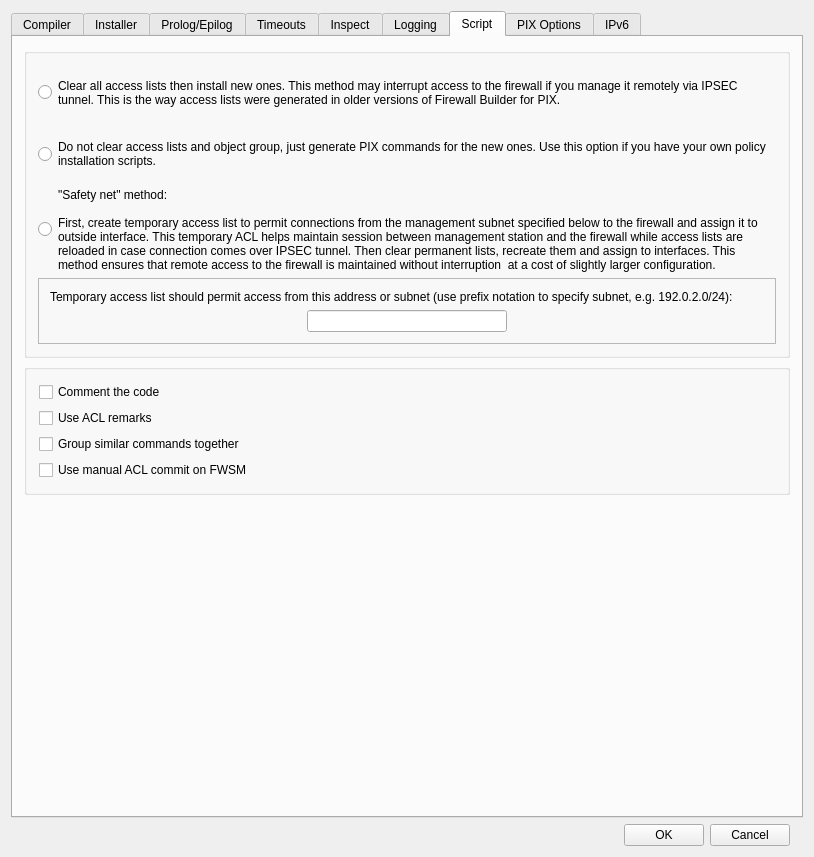
Before: the Qt Designer form src/gui/pixadvanceddialog_q.ui in fwbuilder/fwbuilder, drawn with Qt 5.
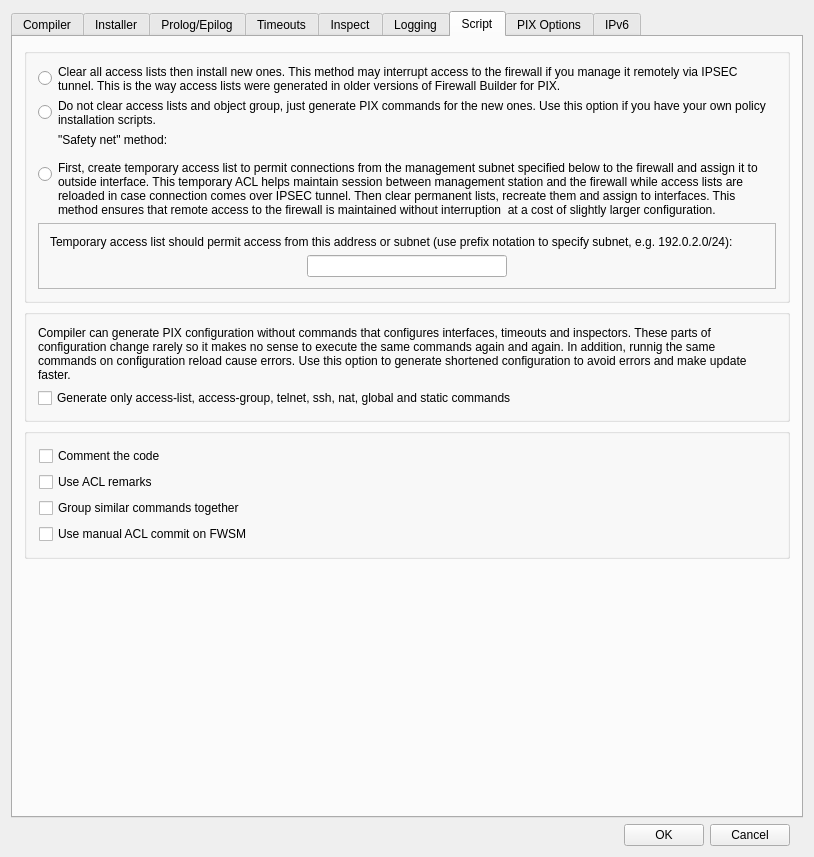
After: the same form once the commit is applied. The open tabs and pages were chosen to show the change.

Commit message: refs #1007, #1009 deprecate "install only acl, icmp, telnet, ssh, nat, global and static" option in installer options dialog; instead, add option to generate shortened config to the pix advanced settings dialog

```diff
--- a/src/gui/pixadvanceddialog_q.ui
+++ b/src/gui/pixadvanceddialog_q.ui
@@ -3750,7 +3750,7 @@
       <attribute name="title" >
        <string>Script</string>
       </attribute>
-      <layout class="QGridLayout" name="gridLayout_13" >
+      <layout class="QGridLayout" name="gridLayout_19" >
        <item row="0" column="0" >
         <widget class="QGroupBox" name="buttonGroup10" >
          <property name="sizePolicy" >
@@ -3953,6 +3953,32 @@
         </widget>
        </item>
        <item row="1" column="0" >
+        <widget class="QGroupBox" name="groupBox" >
+         <property name="title" >
+          <string/>
+         </property>
+         <layout class="QGridLayout" name="gridLayout_13" >
+          <item row="0" column="0" >
+           <widget class="QLabel" name="label_4" >
+            <property name="text" >
+             <string>Compiler can generate PIX configuration without commands that configures interfaces, timeouts and inspectors. These parts of configuration change rarely so it makes no sense to execute the same commands again and again. In addition, runnig the same commands on configuration reload cause errors. Use this option to generate shortened configuration to avoid errors and make update faster.</string>
+            </property>
+            <property name="wordWrap" >
+             <bool>true</bool>
+            </property>
+           </widget>
+          </item>
+          <item row="1" column="0" >
+           <widget class="QCheckBox" name="short_script" >
+            <property name="text" >
+             <string>Generate only access-list, access-group, telnet, ssh, nat, global and static commands</string>
+            </property>
+           </widget>
+          </item>
+         </layout>
+        </widget>
+       </item>
+       <item row="2" column="0" >
         <widget class="QGroupBox" name="frame170" >
          <property name="sizePolicy" >
           <sizepolicy vsizetype="Minimum" hsizetype="Expanding" >
@@ -4007,7 +4033,7 @@
          </layout>
         </widget>
        </item>
-       <item row="2" column="0" >
+       <item row="3" column="0" >
         <spacer name="verticalSpacer" >
          <property name="orientation" >
           <enum>Qt::Vertical</enum>
```
Left out of the diff: 71 changed lines with no effect on the pictures. The commit also changes 6 other files.
